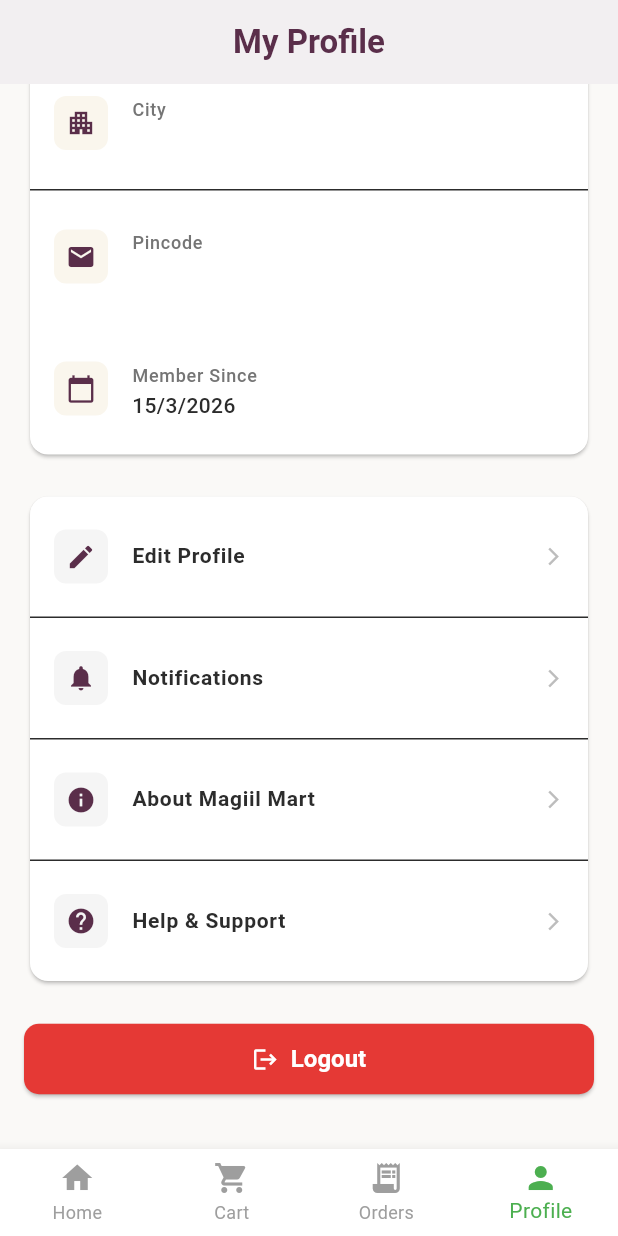
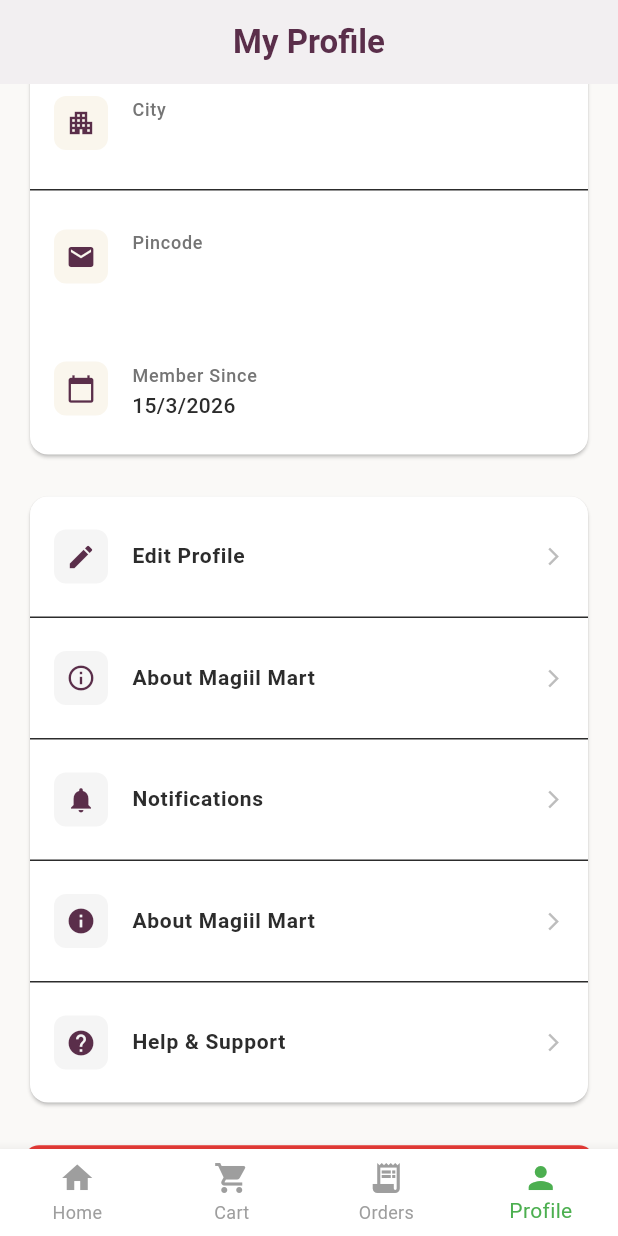
Before and after one commit to Nesha08RK/magiil-mart-flutter, a Flutter app: the screen it shows once a user with an empty profile is signed in, item 4 of the bottom bar chosen, scrolled down 458 dp, on a phone screen of 412 x 824 dp. Run offline on Flutter 3.47's test engine with Material 3 defaults, Android fonts, the phone set to English and light mode, and no system bars; our stand-ins replace cached_network_image, file_picker, flutter_map, geocoding, geolocator, image_picker and 3 more; missing offline and left inert: dart:js, dart:js_util, excel, razorpay_flutter; accounts and stored records are empty.

Commit message:
Updated profile screen UI and added about section

```diff
--- a/lib/screens/profile_screen.dart
+++ b/lib/screens/profile_screen.dart
@@ -259,6 +259,26 @@ class _ProfileScreenState extends State<ProfileScreen> {
                               onTap: _goToEditProfile,
                             ),
                             const Divider(height: 1),
+
+
+// ⭐ ABOUT SCREEN
+_buildActionTile(
+  icon: Icons.info_outline,
+  title: 'About Magiil Mart',
+  trailing: Icons.arrow_forward_ios,
+  onTap: () {
+    Navigator.push(
+      context,
+      MaterialPageRoute(
+        builder: (_) => const AboutScreen(),
+      ),
+    );
+  },
+),
+
+const Divider(height: 1),
+
+
                             _buildActionTile(
                               icon: Icons.notifications,
                               title: 'Notifications',
```
